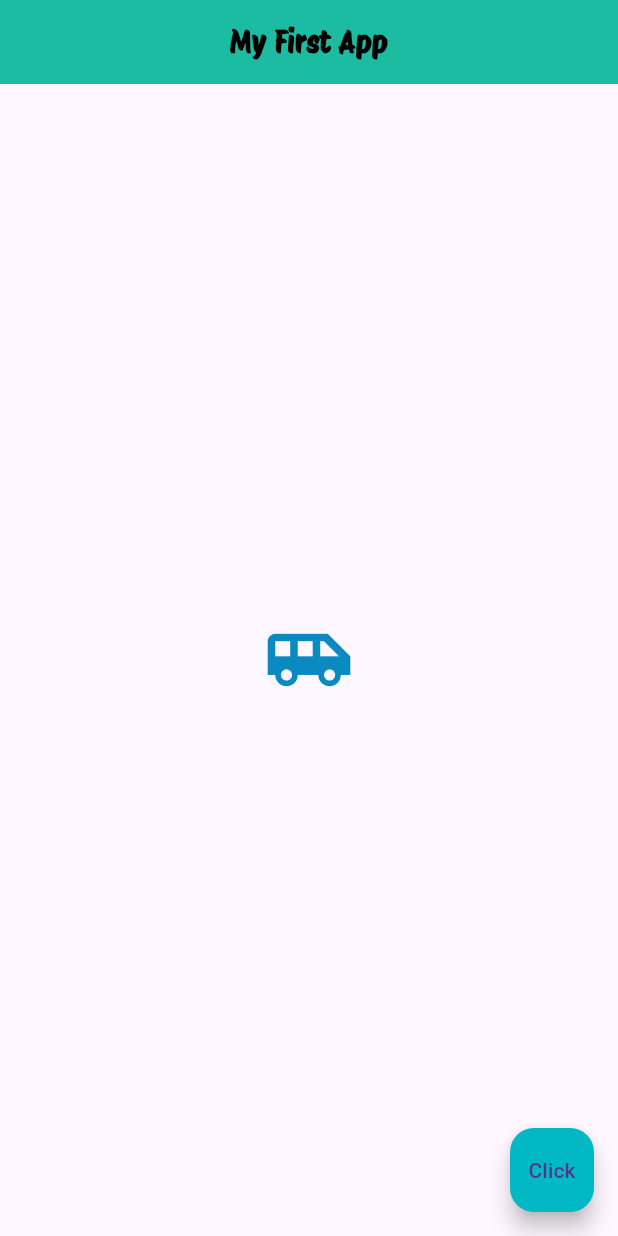
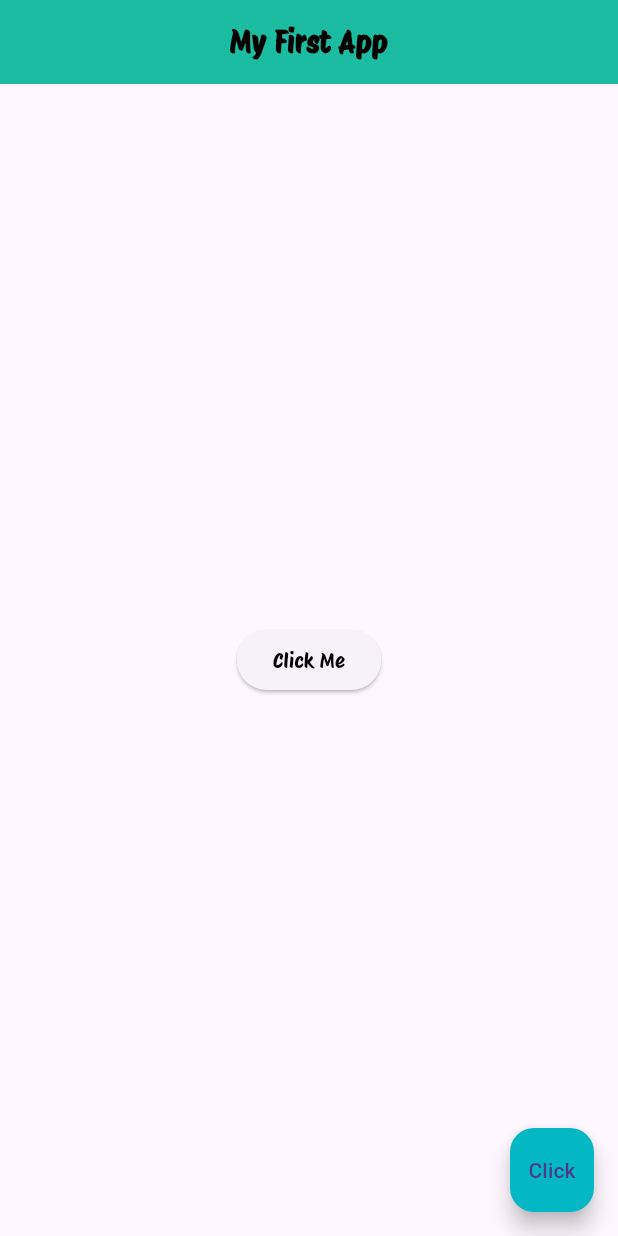
Before and after one commit to GetontoMoses/Flutter-Time-Zone-App, a Flutter app: the screen it shows after launch, on a phone screen of 412 x 824 dp. Run offline on Flutter 3.47's test engine with Material 3 defaults, Android fonts, the phone set to English and light mode, and no system bars.

Commit message:
feat: implementing buttons

```diff
--- a/time_zones/lib/main.dart
+++ b/time_zones/lib/main.dart
@@ -29,19 +29,23 @@ class Home extends StatelessWidget {
         backgroundColor: Color.fromARGB(255, 27, 188, 161),
       ),
       body: Center(
-          child: Icon(
-        Icons.airport_shuttle,
-        color: Color.fromARGB(255, 11, 138, 193),
-        size: 60.0,
-      )
-          //Image(image: AssetImage('assets/MistyTown.jpeg')), //Text(
+          child: ElevatedButton(
+        onPressed: () {
+          print("you clicked me");
+        },
+        child: Text("Click Me",
+            style: TextStyle(color: Colors.black, fontFamily: "ProtestRiot")),
+      ))
+      //Image(image: AssetImage('assets/MistyTown.jpeg')),
+      //Text(
       //   "hello g.More",
       //   style: TextStyle(
       //       fontSize: 15.0,
       //       fontWeight: FontWeight.bold,
       //       fontFamily: "ProtestRiot"),
       // ),
-          ),
+      //)
+      ,
       floatingActionButton: FloatingActionButton(
         onPressed: () {},
         child: Text("Click"),
```
Lines whose indentation alone changed are shown as unchanged.
